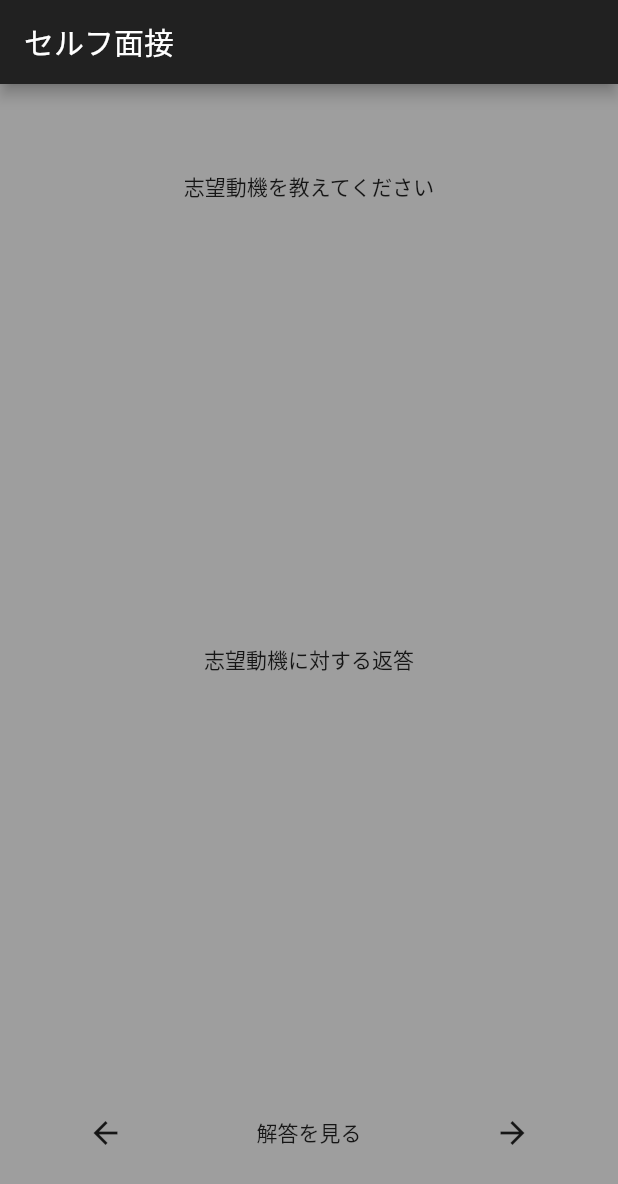
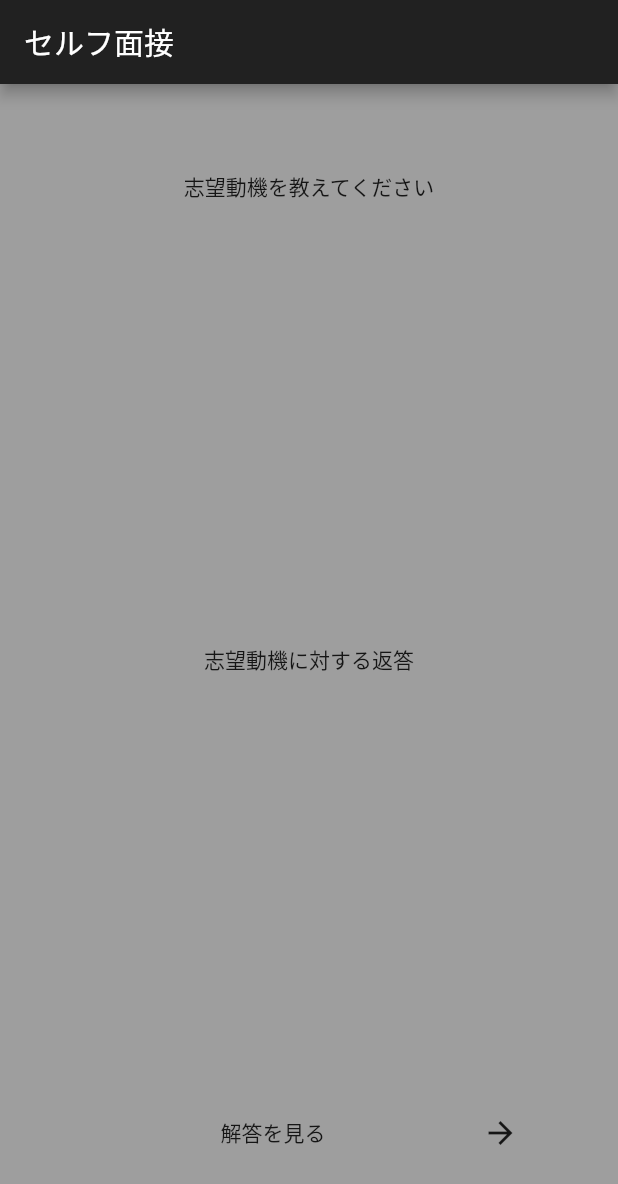
Before and after one commit to narutoshi01/self_interview_flutter, a Flutter app: the screen it shows after launch, on a phone screen of 412 x 824 dp. Shown: the top 1184 px of the screen. Run offline on Flutter 3.47's test engine with Material 2 defaults, Android fonts, the phone set to English and light mode, and no system bars.

Commit message:
set visibility for prev and next button

```diff
--- a/lib/main.dart
+++ b/lib/main.dart
@@ -51,7 +51,9 @@ class _InterviewPageState extends State<InterviewPage> {
           child: Row(
             mainAxisAlignment: MainAxisAlignment.spaceAround,
             children: <Widget>[
-              IconButton(
+              Visibility(
+                visible: interViewBrain.isPrevBtnVisible(),
+                child: IconButton(
                   icon: Icon(
                     Icons.arrow_back,
                   ),
@@ -62,13 +64,16 @@ class _InterviewPageState extends State<InterviewPage> {
                     });
                   },
                 ),
+              ),
               FlatButton(
                 child: Text('解答を見る'),
                 onPressed: () {
                   //条件分岐　解答を表示，または，解答を隠す（もう一度）
                 },
               ),
-              IconButton(
+              Visibility(
+                visible: interViewBrain.isNextBtnVisible(),
+                child: IconButton(
                   icon: Icon(Icons.arrow_forward),
                   onPressed: () {
                     // 進むボタンクリック
@@ -77,6 +82,7 @@ class _InterviewPageState extends State<InterviewPage> {
                     });
                   },
                 ),
+              ),
             ],
           ),
         )
```
Also changed, not shown: lib/interview_brain.dart (+16 -0 lines). Lines whose indentation alone changed are shown as unchanged.
